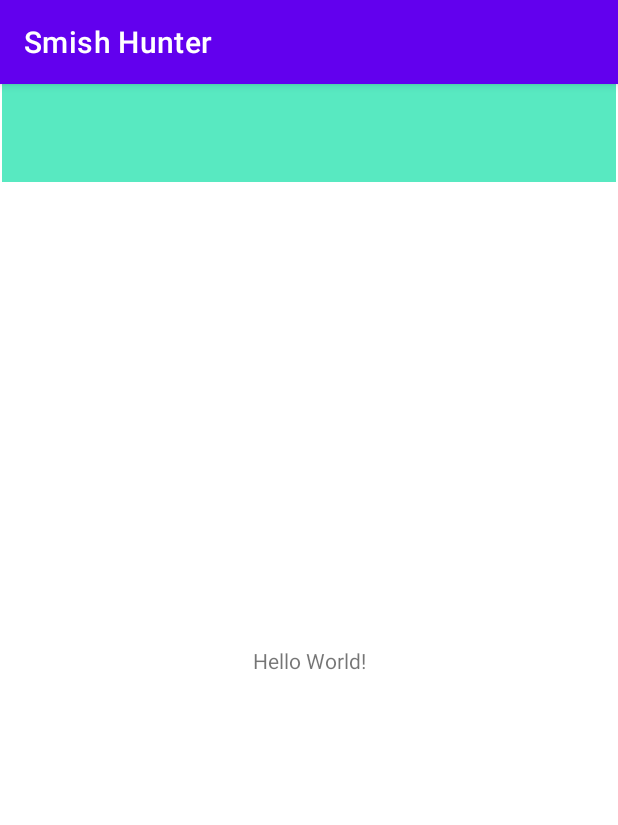
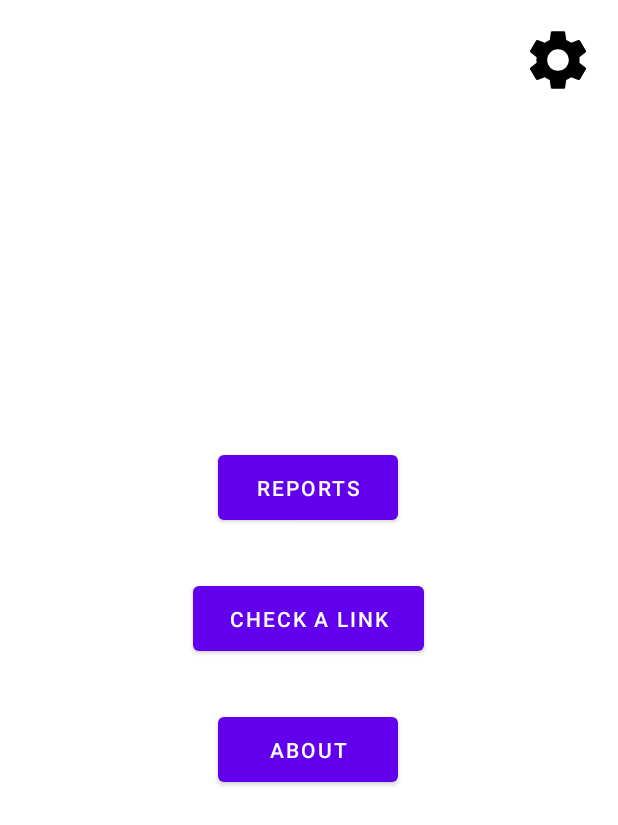
Before and after one commit to zagar-matija/Smish-Hunter, an Android app: the screen it shows after launch (MainActivity), on a phone screen of 412 x 824 dp. Shown: the top 825 px of the screen. Run offline under Robolectric (Android 15) with nearby library versions, the phone set to English and light mode, and no system bars.

Commit message:
Add fragment_reports.xml, edit activity_main.xml.

```diff
--- a/app/src/main/java/ferit/student/matijazagar/smishhunter/MainActivity.kt
+++ b/app/src/main/java/ferit/student/matijazagar/smishhunter/MainActivity.kt
@@ -7,5 +7,7 @@
     override fun onCreate(savedInstanceState: Bundle?) {
         super.onCreate(savedInstanceState)
         setContentView(R.layout.activity_main)
+
+
     }
 }
--- /dev/null
+++ b/app/src/main/res/drawable/ic_baseline_arrow_back_24.xml
@@ -0,0 +1,5 @@
+<vector android:autoMirrored="true" android:height="35dp"
+    android:tint="#000000" android:viewportHeight="24"
+    android:viewportWidth="24" android:width="35dp" xmlns:android="http://schemas.android.com/apk/res/android">
+    <path android:fillColor="@android:color/white" android:pathData="M20,11H7.83l5.59,-5.59L12,4l-8,8 8,8 1.41,-1.41L7.83,13H20v-2z"/>
+</vector>
--- /dev/null
+++ b/app/src/main/res/drawable/ic_baseline_settings_24.xml
@@ -0,0 +1,5 @@
+<vector android:height="48dp" android:tint="#000000"
+    android:viewportHeight="24" android:viewportWidth="24"
+    android:width="48dp" xmlns:android="http://schemas.android.com/apk/res/android">
+    <path android:fillColor="@android:color/black" android:pathData="M19.14,12.94c0.04,-0.3 0.06,-0.61 0.06,-0.94c0,-0.32 -0.02,-0.64 -0.07,-0.94l2.03,-1.58c0.18,-0.14 0.23,-0.41 0.12,-0.61l-1.92,-3.32c-0.12,-0.22 -0.37,-0.29 -0.59,-0.22l-2.39,0.96c-0.5,-0.38 -1.03,-0.7 -1.62,-0.94L14.4,2.81c-0.04,-0.24 -0.24,-0.41 -0.48,-0.41h-3.84c-0.24,0 -0.43,0.17 -0.47,0.41L9.25,5.35C8.66,5.59 8.12,5.92 7.63,6.29L5.24,5.33c-0.22,-0.08 -0.47,0 -0.59,0.22L2.74,8.87C2.62,9.08 2.66,9.34 2.86,9.48l2.03,1.58C4.84,11.36 4.8,11.69 4.8,12s0.02,0.64 0.07,0.94l-2.03,1.58c-0.18,0.14 -0.23,0.41 -0.12,0.61l1.92,3.32c0.12,0.22 0.37,0.29 0.59,0.22l2.39,-0.96c0.5,0.38 1.03,0.7 1.62,0.94l0.36,2.54c0.05,0.24 0.24,0.41 0.48,0.41h3.84c0.24,0 0.44,-0.17 0.47,-0.41l0.36,-2.54c0.59,-0.24 1.13,-0.56 1.62,-0.94l2.39,0.96c0.22,0.08 0.47,0 0.59,-0.22l1.92,-3.32c0.12,-0.22 0.07,-0.47 -0.12,-0.61L19.14,12.94zM12,15.6c-1.98,0 -3.6,-1.62 -3.6,-3.6s1.62,-3.6 3.6,-3.6s3.6,1.62 3.6,3.6S13.98,15.6 12,15.6z"/>
+</vector>
--- a/app/src/main/res/layout/activity_main.xml
+++ b/app/src/main/res/layout/activity_main.xml
@@ -6,24 +6,51 @@
     android:layout_height="match_parent"
     tools:context=".MainActivity">
 
-    <TextView
-        android:layout_width="wrap_content"
-        android:layout_height="wrap_content"
-        android:text="Hello World!"
+    <Button
+        android:id="@+id/buttonReports"
+        android:layout_width="120dp"
+        android:layout_height="55dp"
+        android:layout_marginBottom="32dp"
+        android:text="@string/button_reports"
+        app:layout_constraintBottom_toTopOf="@+id/buttonCheckLink"
+        app:layout_constraintEnd_toEndOf="parent"
+        app:layout_constraintHorizontal_bias="0.498"
+        app:layout_constraintStart_toStartOf="parent" />
+
+    <Button
+        android:id="@+id/buttonAbout"
+        android:layout_width="120dp"
+        android:layout_height="55dp"
+        android:layout_marginTop="32dp"
+        android:text="@string/button_about"
+        app:layout_constraintEnd_toEndOf="parent"
+        app:layout_constraintHorizontal_bias="0.498"
+        app:layout_constraintStart_toStartOf="parent"
+        app:layout_constraintTop_toBottomOf="@+id/buttonCheckLink" />
+
+    <Button
+        android:id="@+id/buttonCheckLink"
+        android:layout_width="154dp"
+        android:layout_height="55dp"
+        android:text="@string/button_check_link"
         app:layout_constraintBottom_toBottomOf="parent"
         app:layout_constraintEnd_toEndOf="parent"
+        app:layout_constraintHorizontal_bias="0.498"
         app:layout_constraintStart_toStartOf="parent"
         app:layout_constraintTop_toTopOf="parent" />
 
-    <androidx.appcompat.widget.Toolbar
-        android:id="@+id/toolbar"
-        android:layout_width="409dp"
-        android:layout_height="65dp"
-        android:background="#F250E8BE"
-        android:minHeight="?attr/actionBarSize"
-        android:theme="?attr/actionBarTheme"
+    <ImageButton
+        android:id="@+id/buttonSettings"
+        android:layout_width="wrap_content"
+        android:layout_height="wrap_content"
+        android:layout_marginTop="16dp"
+        android:layout_marginEnd="16dp"
+        android:background="#00000000"
         app:layout_constraintEnd_toEndOf="parent"
+        app:layout_constraintHorizontal_bias="1.0"
         app:layout_constraintStart_toStartOf="parent"
-        app:layout_constraintTop_toTopOf="parent" />
+        app:layout_constraintTop_toTopOf="parent"
+        app:srcCompat="@drawable/ic_baseline_settings_24"
+        tools:ignore="SpeakableTextPresentCheck" />
 
 </androidx.constraintlayout.widget.ConstraintLayout>
--- a/app/src/main/res/values/strings.xml
+++ b/app/src/main/res/values/strings.xml
@@ -1,3 +1,7 @@
 <resources>
     <string name="app_name">Smish Hunter</string>
+
+    <string name="button_reports">Reports</string>
+    <string name="button_check_link">Check a link</string>
+    <string name="button_about">About</string>
 </resources>
--- a/app/src/main/res/values/themes.xml
+++ b/app/src/main/res/values/themes.xml
@@ -1,6 +1,6 @@
 <resources xmlns:tools="http://schemas.android.com/tools">
     <!-- Base application theme. -->
-    <style name="Theme.SmishHunter" parent="Theme.MaterialComponents.DayNight.DarkActionBar">
+    <style name="Theme.SmishHunter" parent="Theme.MaterialComponents.Light.NoActionBar">
         <!-- Primary brand color. -->
         <item name="colorPrimary">@color/purple_500</item>
         <item name="colorPrimaryVariant">@color/purple_700</item>
@@ -12,5 +12,6 @@
         <!-- Status bar color. -->
         <item name="android:statusBarColor">?attr/colorPrimaryVariant</item>
         <!-- Customize your theme here. -->
+
     </style>
 </resources>
```
Also changed, not shown: app/src/main/res/layout/fragment_reports.xml (added, +62 -0 lines).
